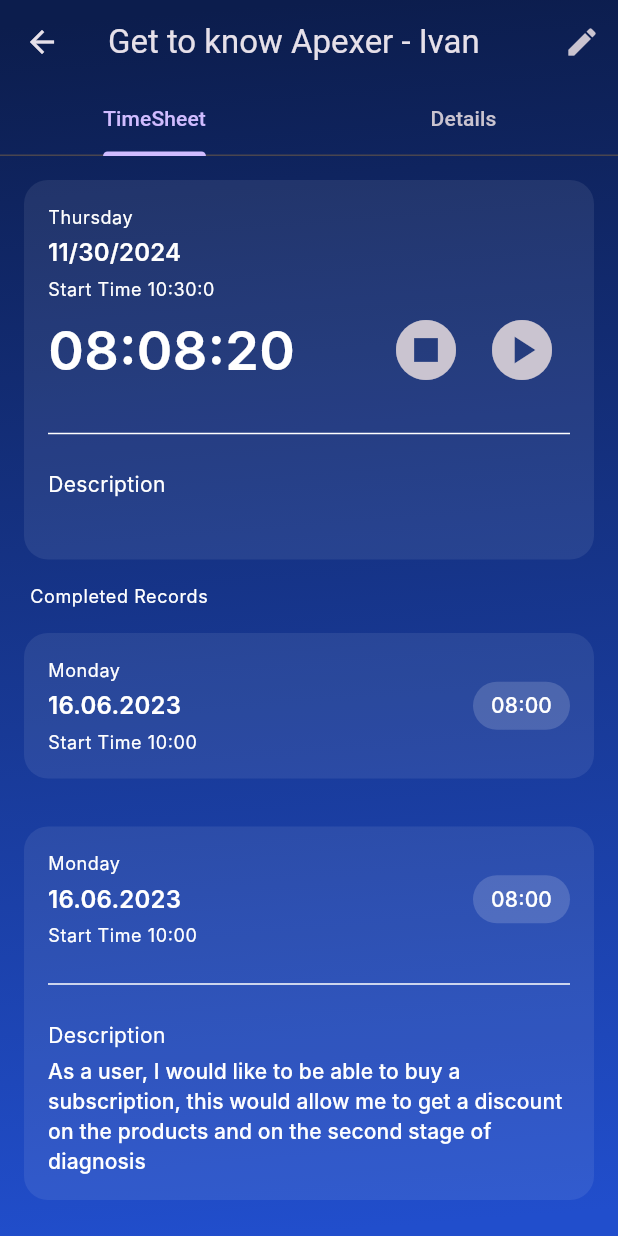
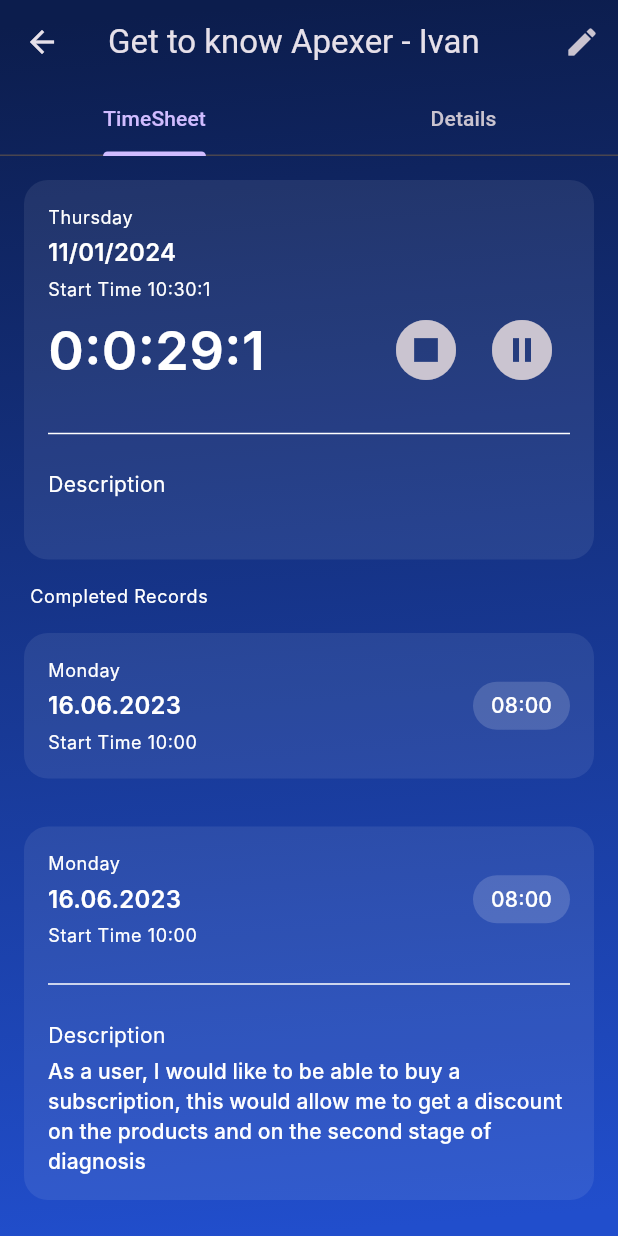
Before and after one commit to Anujthoughtwin/testApexive, a Flutter app: the TimerDetailsPage screen opened directly, on a phone screen of 412 x 824 dp. Run offline on Flutter 3.47's test engine with Material 3 defaults, Android fonts, the phone set to English and light mode, and no system bars; our stand-ins replace flutter_bloc; Roboto replaces fonts that are missing (Inter).

Commit message:
update with timer

```diff
--- a/lib/main.dart
+++ b/lib/main.dart
@@ -2,6 +2,7 @@ import 'package:flutter/material.dart';
 import 'package:flutter_bloc/flutter_bloc.dart';
 import 'package:test_apexive/bloc/timer_bloc.dart';
 import 'package:test_apexive/create_timer.dart';
+import 'package:test_apexive/time_sheet.dart';
 
 import 'bloc/timer_state.dart';
 
@@ -26,7 +27,7 @@ class MyApp extends StatelessWidget {
         create: (_) => timerBloc,
         child: BlocConsumer<TimerBloc, TimerState>(
           builder: (context, state) {
-            return CreateTimer(timerBloc: timerBloc,);
+            return TimeSheetPage();
           }, listener: (BuildContext context, TimerState state) {  },
         ),
       ),
--- a/lib/timer_details.dart
+++ b/lib/timer_details.dart
@@ -1,12 +1,15 @@
+import 'dart:async';
+
 import 'package:flutter/material.dart';
 import 'package:intl/intl.dart';
 
 import 'models/timer_model.dart';
 
+// ignore: must_be_immutable
 class TimerDetailsPage extends StatefulWidget {
   TimerModel? timerList;
 
-   TimerDetailsPage({super.key,this.timerList});
+  TimerDetailsPage({super.key, this.timerList});
 
   @override
   State<TimerDetailsPage> createState() => _TimerDetailsPageState();
@@ -61,9 +64,10 @@ class _TimerDetailsPageState extends State<TimerDetailsPage>
               actions: [
                 IconButton(onPressed: () {}, icon: const Icon(Icons.edit))
               ]),
-          body: TabBarView(
-              controller: _controller,
-              children:  [TimeSheetTab(timerList: widget.timerList), DetailsTab()]),
+          body: TabBarView(controller: _controller, children: [
+            TimeSheetTab(timerList: widget.timerList),
+            DetailsTab()
+          ]),
         ),
       ),
     );
@@ -215,19 +219,69 @@ class DetailsTab extends StatelessWidget {
   }
 }
 
-class TimeSheetTab extends StatelessWidget {
+class TimeSheetTab extends StatefulWidget {
   TimerModel? timerList;
 
-   TimeSheetTab({
-    super.key,
-    this.timerList
-  });
+  TimeSheetTab({super.key, this.timerList});
+
+  @override
+  State<TimeSheetTab> createState() => _TimeSheetTabState();
+}
+
+class _TimeSheetTabState extends State<TimeSheetTab> {
+  late Timer timers;
+  int days = 0;
+  int hours = 0;
+  int minutes = 0;
+  int seconds = 0;
+  bool isPlay = true;
+
+  @override
+  void initState() {
+    super.initState();
+
+    timers = Timer.periodic(const Duration(seconds: 1), (timer) {
+      var timerList = widget.timerList;
+
+      DateTime createdAt = timerList?.createdAt ?? DateTime.now();
+      print(createdAt);
+      setState(() {
+        DateTime a = DateTime(createdAt.year, createdAt.month, createdAt.day,
+            createdAt.hour, createdAt.second);
+        DateTime b = DateTime.now();
+        Duration difference = b.difference(a);
+        days = difference.inDays;
+        hours = difference.inHours % 24;
+        minutes = difference.inMinutes % 60;
+        seconds = difference.inSeconds % 60;
+      });
+    });
+  }
+
+  void playNewTimer() {
+    timers = Timer.periodic(const Duration(seconds: 1), (timer) {
+      var timerList = widget.timerList;
+
+      DateTime createdAt = timerList?.createdAt ?? DateTime.now();
+      print(createdAt);
+      setState(() {
+        DateTime a = DateTime(createdAt.year, createdAt.month, createdAt.day,
+            createdAt.hour, createdAt.second);
+        DateTime b = DateTime.now();
+        Duration difference = b.difference(a);
+        days = difference.inDays;
+        hours = difference.inHours % 24;
+        minutes = difference.inMinutes % 60;
+        seconds = difference.inSeconds % 60;
+      });
+    });
+  }
 
   @override
   Widget build(BuildContext context) {
-    DateTime date = timerList?.createdAt??DateTime.now();
+    DateTime date = widget.timerList?.createdAt ?? DateTime.now();
     String time = "${date.hour}:${date.minute}:${date.second}";
-    var dateFormatted = DateFormat("dd/mm/yyyy").format(date);
+    var dateFormatted = DateFormat("dd/MM/yyyy").format(date);
     var day = DateFormat('EEEE').format(date);
     return ListView(
       children: [
@@ -241,9 +295,9 @@ class TimeSheetTab extends StatelessWidget {
           child: Column(
             crossAxisAlignment: CrossAxisAlignment.start,
             children: [
-               Text(
+              Text(
                 day,
-                style: TextStyle(
+                style: const TextStyle(
                   color: Colors.white,
                   fontSize: 12,
                   fontFamily: 'Inter',
@@ -252,9 +306,9 @@ class TimeSheetTab extends StatelessWidget {
                 ),
               ),
               const SizedBox(height: 4),
-               Text(
+              Text(
                 dateFormatted,
-                style: TextStyle(
+                style: const TextStyle(
                   color: Colors.white,
                   fontSize: 16,
                   fontFamily: 'Inter',
@@ -263,9 +317,9 @@ class TimeSheetTab extends StatelessWidget {
                 ),
               ),
               const SizedBox(height: 4),
-               Text(
-                'Start Time ${time}',
-                style: TextStyle(
+              Text(
+                'Start Time $time',
+                style: const TextStyle(
                   color: Colors.white,
                   fontSize: 12,
                   fontFamily: 'Inter',
@@ -273,12 +327,11 @@ class TimeSheetTab extends StatelessWidget {
                   letterSpacing: 0.40,
                 ),
               ),
-
               Row(
                 children: [
-                  const Text(
-                    '08:08:20',
-                    style: TextStyle(
+                  Text(
+                    '$days:$hours:$minutes:$seconds',
+                    style: const TextStyle(
                       color: Colors.white,
                       fontSize: 36,
                       fontFamily: 'Inter',
@@ -293,20 +346,28 @@ class TimeSheetTab extends StatelessWidget {
                         size: 48,
                       )),
                   IconButton(
-                      onPressed: () {},
-                      icon: const Icon(
-                        Icons.play_circle,
+                      onPressed: () {
+                        setState(() {
+                          if (isPlay == true) {
+                            isPlay = false;
+                            timers.cancel();
+                          } else {
+                            isPlay = true;
+                            playNewTimer();
+                          }
+                        });
+                      },
+                      icon: Icon(
+                        isPlay ? Icons.pause_circle : Icons.play_circle,
                         size: 48,
                       ))
                 ],
               ),
-
               const SizedBox(height: 16),
               const Divider(
                 color: Colors.white,
               ),
               const SizedBox(height: 16),
-
               const Text(
                 'Description',
                 style: TextStyle(
@@ -319,8 +380,8 @@ class TimeSheetTab extends StatelessWidget {
                 ),
               ),
               SizedBox(height: 4),
-               Text(
-                timerList?.description??"",
+              Text(
+                widget.timerList?.description ?? "",
                 style: TextStyle(
                   color: Colors.white,
                   fontSize: 14,
```
Also changed, not shown: lib/time_sheet.dart (+81 -27 lines), pubspec.yaml (+4 -7 lines), assets/add.png (added), assets/up-Down-Arrow.png (added), pubspec.lock, 9 other files.
